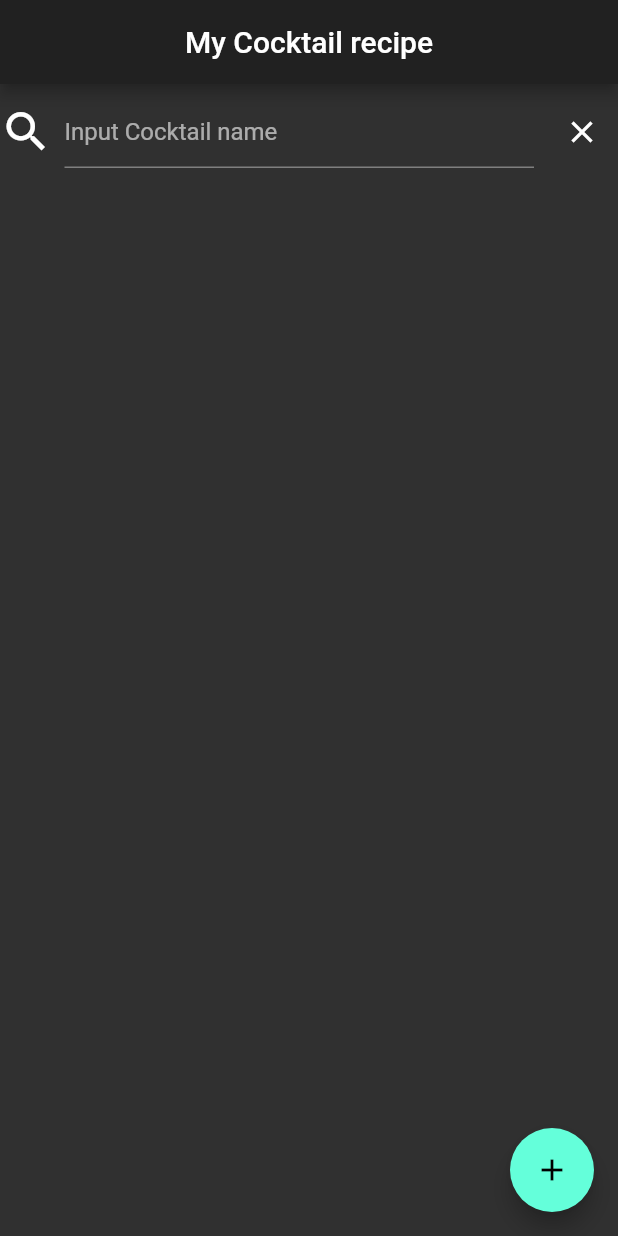
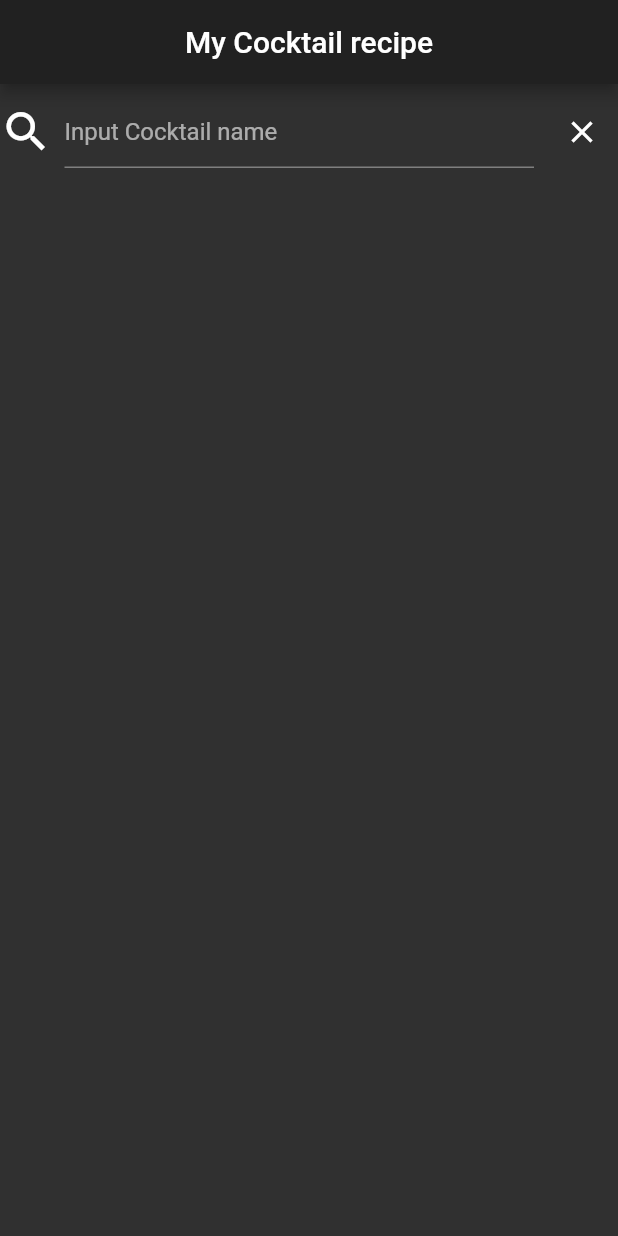
Before and after one commit to fumiyatani/cocktail_recipe_app, a Flutter app: the screen it shows after launch, on a phone screen of 412 x 824 dp. Run offline on Flutter 3.47's test engine with Material 2 defaults, Android fonts, the phone set to English and light mode, and no system bars; generated files the repository leaves out were written again.

Commit message:
検索バーをリファクタリング

```diff
--- a/lib/screens/list/cocktail_list_page.dart
+++ b/lib/screens/list/cocktail_list_page.dart
@@ -2,6 +2,7 @@ import 'package:cocktail_recipe_app/data/api/cocktail_search_api_impl.dart';
 import 'package:cocktail_recipe_app/data/api/entity/Cocktails.dart';
 import 'package:cocktail_recipe_app/domain/CocktailModel.dart';
 import 'package:cocktail_recipe_app/screens/list/cocktail_expansion_panel_item.dart';
+import 'package:cocktail_recipe_app/screens/list/cocktail_ext.dart';
 import 'package:flutter/material.dart';
 import 'package:provider/provider.dart';
 
@@ -14,30 +15,6 @@ class CocktailListPage extends StatefulWidget {
 }
 
 class _CocktailListPage extends State<CocktailListPage> {
-  // テキストフィールドの管理用コントローラを作成
-  final myController = TextEditingController();
-
-  //　テキストフィールドに入力されたアイテムをリストに追加（投稿ボタンが押されたときに呼び出す関数）
-  Future<void> _addItem(String inputText) async {
-    Cocktails result = await CocktailSearchApiImpl().searchCocktails(inputText);
-    List<CocktailExpansionPanelItem> list = result.cocktails
-        .map<CocktailExpansionPanelItem>((cocktail) =>
-        CocktailExpansionPanelItem(
-            name: cocktail.cocktailName,
-            contentText: cocktail.cocktailDesc))
-        .toList();
-    context.read<CocktailModel>().onUpdateCocktailExpansionPanelItemList(list);
-  }
-
-  @override
-  // widgetの破棄時にコントローラも破棄する
-  void dispose() {
-    myController.dispose();
-    super.dispose();
-  }
-
-  void deleteTextFieldStr() {}
-
   @override
   Widget build(BuildContext context) {
     return Scaffold(
@@ -47,44 +24,10 @@ class _CocktailListPage extends State<CocktailListPage> {
       ),
       body: Column(
         children: [
-          _buildSearchBar(),
+          SearchBar(),
           _buildExpansionPanelList(),
         ],
       ),
-      // 投稿ボタン
-      floatingActionButton: FloatingActionButton(
-        // onPressedでボタンが押されたらテキストフィールドの内容を取得して、アイテムに追加
-        onPressed: () {
-          _addItem(myController.text);
-          // テキストフィールドの内容をクリア
-          myController.clear();
-        },
-        child: Icon(Icons.add),
-      ),
-    );
-  }
-
-  /// 検索バーを作成する
-  Widget _buildSearchBar() {
-    return Row(
-      children: <Widget>[
-        new Icon(Icons.search, size: 35.0),
-        Flexible(
-          child: Padding(
-            padding: EdgeInsets.all(8.0),
-            child: TextField(
-              controller: myController,
-              decoration: InputDecoration(
-                hintText: "Input Cocktail name",
-              ),
-            ),
-          ),
-        ),
-        IconButton(
-          onPressed: myController.clear,
-          icon: Icon(Icons.clear),
-        ),
-      ],
     );
   }
 
@@ -93,18 +36,13 @@ class _CocktailListPage extends State<CocktailListPage> {
     return Flexible(
       child: ListView(
         children: [
-          Consumer<CocktailModel>(builder:
-              (BuildContext context, CocktailModel cocktailModel, child) {
+          Consumer<CocktailModel>(builder: (BuildContext context, CocktailModel cocktailModel, child) {
             return ExpansionPanelList(
               expansionCallback: (int index, bool isExpanded) {
-                cocktailModel.onChangeDescriptionTextVisibility(
-                    index, !isExpanded);
-                debugPrint("表示非表示 : $isExpanded");
+                cocktailModel.onChangeDescriptionTextVisibility(index, !isExpanded);
               },
               children: cocktailModel.items
-                  .map<ExpansionPanel>(
-                      (CocktailExpansionPanelItem cocktailItem) =>
-                      _buildExpansionPanel(cocktailItem))
+                  .map<ExpansionPanel>((CocktailExpansionPanelItem cocktailItem) => _buildExpansionPanel(cocktailItem))
                   .toList(),
             );
           })
@@ -131,3 +69,76 @@ class _CocktailListPage extends State<CocktailListPage> {
     );
   }
 }
+
+class SearchBar extends StatefulWidget {
+  @override
+  State createState() => _SearchBarState();
+}
+
+class _SearchBarState extends State<SearchBar> {
+  // テキストフィールドの管理用コントローラを作成
+  final searchBarController = TextEditingController();
+
+  @override
+  void initState() {
+    super.initState();
+  }
+
+  @override
+  void dispose() {
+    searchBarController.dispose();
+
+    super.dispose();
+  }
+
+  @override
+  Widget build(BuildContext context) {
+    return Row(
+      children: <Widget>[
+        _buildSearchIcon(),
+        _buildSearchKeywordInputTextField(),
+        _buildClearButton(),
+      ],
+    );
+  }
+
+  Widget _buildSearchIcon() {
+    return const Icon(Icons.search, size: 35.0);
+  }
+
+  Widget _buildSearchKeywordInputTextField() {
+    return Flexible(
+      child: Padding(
+        padding: EdgeInsets.all(8.0),
+        child: TextField(
+          onSubmitted: (inputText) => {_searchCocktails(inputText)},
+          controller: searchBarController,
+          decoration: InputDecoration(
+            hintText: "Input Cocktail name",
+          ),
+        ),
+      ),
+    );
+  }
+
+  Widget _buildClearButton() {
+    return IconButton(
+      onPressed: () {
+        context.read<CocktailModel>().onRemoveAll();
+        searchBarController.clear();
+      },
+      icon: Icon(Icons.clear),
+    );
+  }
+
+  Future<void> _searchCocktails(String searchKeyword) async {
+    if (searchKeyword.isEmpty) {
+      return;
+    }
+
+    Cocktails result = await CocktailSearchApiImpl().searchCocktails(searchKeyword);
+
+    context.read<CocktailModel>().onUpdateCocktailExpansionPanelItemList(
+        result.cocktails.map((cocktail) => cocktail.toExpansionPanelItem()).toList());
+  }
+}
```
Also changed, not shown: lib/screens/list/cocktail_ext.dart (added, +9 -0 lines).
